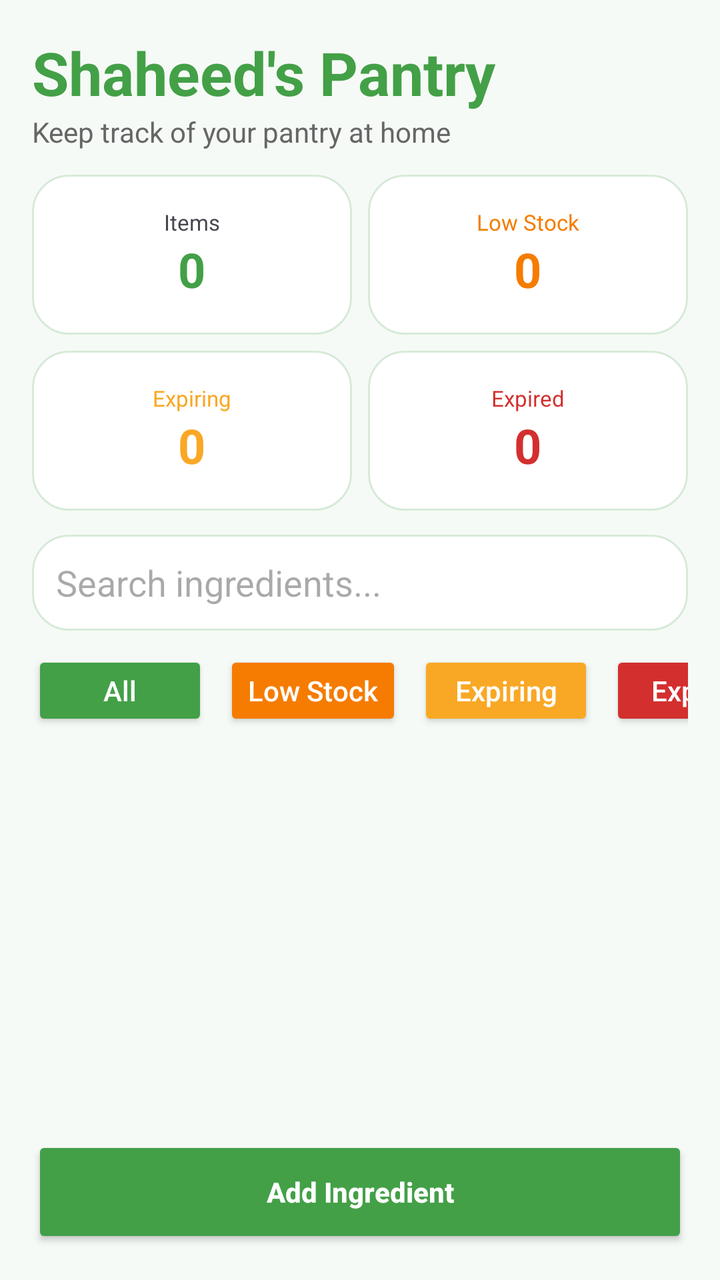
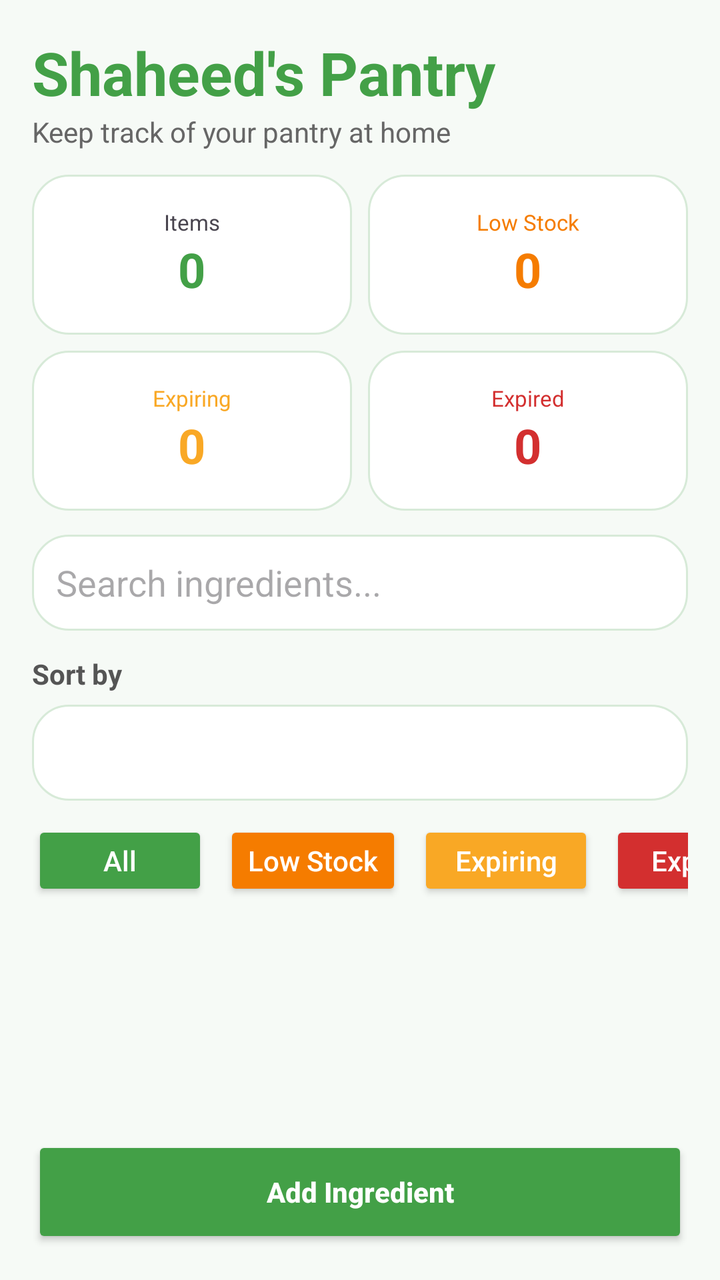

Before-and-after screenshots of an Android layout around one commit, followed by the original layout XML and the change that was made.
<!-- AndroidManifest.xml: application theme Theme.SmartPantryManager -->
<!-- res/layout/activity_main.xml -->
<LinearLayout xmlns:android="http://schemas.android.com/apk/res/android"
    android:layout_width="match_parent"
    android:layout_height="match_parent"
    android:orientation="vertical"
    android:padding="16dp"
    android:background="#F6FAF6">

    <TextView
        android:layout_width="wrap_content"
        android:layout_height="wrap_content"
        android:text="Shaheed's Pantry"
        android:textSize="30sp"
        android:textStyle="bold"
        android:textColor="@color/primaryGreen"/>

    <TextView
        android:layout_width="wrap_content"
        android:layout_height="wrap_content"
        android:text="Keep track of your pantry at home"
        android:textSize="14sp"
        android:textColor="#666666"
        android:layout_marginBottom="12dp"/>

    
    <LinearLayout
        android:layout_width="match_parent"
        android:layout_height="wrap_content"
        android:orientation="horizontal">

        <LinearLayout
            android:layout_width="0dp"
            android:layout_height="80dp"
            android:layout_weight="1"
            android:orientation="vertical"
            android:gravity="center"
            android:background="@drawable/pantry_item_background"
            android:layout_marginEnd="4dp">

            <TextView
                android:layout_width="wrap_content"
                android:layout_height="wrap_content"
                android:text="Items"
                android:textSize="11sp"/>

            <TextView
                android:id="@+id/textTotalItems"
                android:layout_width="wrap_content"
                android:layout_height="wrap_content"
                android:text="0"
                android:textStyle="bold"
                android:textSize="24sp"
                android:textColor="@color/primaryGreen"/>
        </LinearLayout>

        <LinearLayout
            android:layout_width="0dp"
            android:layout_height="80dp"
            android:layout_weight="1"
            android:orientation="vertical"
            android:gravity="center"
            android:background="@drawable/pantry_item_background"
            android:layout_marginStart="4dp">

            <TextView
                android:layout_width="wrap_content"
                android:layout_height="wrap_content"
                android:text="Low Stock"
                android:textSize="11sp"
                android:textColor="#F57C00"/>

            <TextView
                android:id="@+id/textLowStockCount"
                android:layout_width="wrap_content"
                android:layout_height="wrap_content"
                android:text="0"
                android:textStyle="bold"
                android:textSize="24sp"
                android:textColor="#F57C00"/>
        </LinearLayout>

    </LinearLayout>

    <LinearLayout
        android:layout_width="match_parent"
        android:layout_height="wrap_content"
        android:orientation="horizontal"
        android:layout_marginTop="8dp"
        android:layout_marginBottom="12dp">

        <LinearLayout
            android:layout_width="0dp"
            android:layout_height="80dp"
            android:layout_weight="1"
            android:orientation="vertical"
            android:gravity="center"
            android:background="@drawable/pantry_item_background"
            android:layout_marginEnd="4dp">

            <TextView
                android:layout_width="wrap_content"
                android:layout_height="wrap_content"
                android:text="Expiring"
                android:textSize="11sp"
                android:textColor="#F9A825"/>

            <TextView
                android:id="@+id/textExpiringCount"
                android:layout_width="wrap_content"
                android:layout_height="wrap_content"
                android:text="0"
                android:textStyle="bold"
                android:textSize="24sp"
                android:textColor="#F9A825"/>
        </LinearLayout>

        <LinearLayout
            android:layout_width="0dp"
            android:layout_height="80dp"
            android:layout_weight="1"
            android:orientation="vertical"
            android:gravity="center"
            android:background="@drawable/pantry_item_background"
            android:layout_marginStart="4dp">

            <TextView
                android:layout_width="wrap_content"
                android:layout_height="wrap_content"
                android:text="Expired"
                android:textSize="11sp"
                android:textColor="#D32F2F"/>

            <TextView
                android:id="@+id/textExpiredCount"
                android:layout_width="wrap_content"
                android:layout_height="wrap_content"
                android:text="0"
                android:textStyle="bold"
                android:textSize="24sp"
                android:textColor="#D32F2F"/>
        </LinearLayout>

    </LinearLayout>

    
    <EditText
        android:id="@+id/editSearch"
        android:layout_width="match_parent"
        android:layout_height="48dp"
        android:hint="Search ingredients..."
        android:background="@drawable/pantry_item_background"
        android:padding="12dp"
        android:inputType="text"
        android:layout_marginBottom="10dp"/>

    
    <HorizontalScrollView
        android:layout_width="match_parent"
        android:layout_height="wrap_content"
        android:scrollbars="none"
        android:layout_marginBottom="10dp">

        <LinearLayout
            android:layout_width="wrap_content"
            android:layout_height="wrap_content"
            android:orientation="horizontal">

            <Button
                android:id="@+id/buttonAll"
                android:layout_width="wrap_content"
                android:layout_height="40dp"
                android:text="All"
                android:textAllCaps="false"
                android:backgroundTint="@color/primaryGreen"
                android:textColor="@android:color/white"/>

            <Button
                android:id="@+id/buttonLow"
                android:layout_width="wrap_content"
                android:layout_height="40dp"
                android:layout_marginStart="8dp"
                android:text="Low Stock"
                android:textAllCaps="false"
                android:backgroundTint="#F57C00"
                android:textColor="@android:color/white"/>

            <Button
                android:id="@+id/buttonExpiring"
                android:layout_width="wrap_content"
                android:layout_height="40dp"
                android:layout_marginStart="8dp"
                android:text="Expiring"
                android:textAllCaps="false"
                android:backgroundTint="#F9A825"
                android:textColor="@android:color/white"/>

            <Button
                android:id="@+id/buttonExpired"
                android:layout_width="wrap_content"
                android:layout_height="40dp"
                android:layout_marginStart="8dp"
                android:text="Expired"
                android:textAllCaps="false"
                android:backgroundTint="#D32F2F"
                android:textColor="@android:color/white"/>

        </LinearLayout>

    </HorizontalScrollView>

    <androidx.recyclerview.widget.RecyclerView
        android:id="@+id/recyclerViewPantry"
        android:layout_width="match_parent"
        android:layout_height="0dp"
        android:layout_weight="1"/>

    <Button
        android:id="@+id/buttonAdd"
        android:layout_width="match_parent"
        android:layout_height="56dp"
        android:text="Add Ingredient"
        android:textAllCaps="false"
        android:textStyle="bold"
        android:textColor="@android:color/white"
        android:backgroundTint="@color/primaryGreen"
        android:layout_marginTop="8dp"/>

</LinearLayout>
<!-- resources referenced by this layout -->
<resources>
  <color name="primaryGreen">#43A047</color>
  <!-- drawable pantry_item_background (drawable) -->
  <?xml version="1.0" encoding="utf-8"?>
  <shape xmlns:android="http://schemas.android.com/apk/res/android">
  
      <solid android:color="#FFFFFF"/>
  
      <corners android:radius="18dp"/>
  
      <stroke
          android:width="1dp"
          android:color="#D7EAD8"/>
  
      <padding
          android:left="4dp"
          android:top="4dp"
          android:right="4dp"
          android:bottom="4dp"/>
  
  </shape>
  <style name="Theme.SmartPantryManager" parent="Base.Theme.SmartPantryManager" />
  <style name="Base.Theme.SmartPantryManager" parent="Theme.Material3.DayNight.NoActionBar">
          
          
      </style>
</resources>

<!-- the commit's change to res/layout/activity_main.xml (unified diff, before → after) -->
@@ -1,3 +1,4 @@
+<?xml version="1.0" encoding="utf-8"?>
 <LinearLayout xmlns:android="http://schemas.android.com/apk/res/android"
     android:layout_width="match_parent"
     android:layout_height="match_parent"
@@ -31,8 +32,8 @@
             android:layout_width="0dp"
             android:layout_height="80dp"
             android:layout_weight="1"
-            android:orientation="vertical"
-            android:gravity="center"
+            android:gravity="center"
+            android:orientation="vertical"
             android:background="@drawable/pantry_item_background"
             android:layout_marginEnd="4dp">
 
@@ -47,8 +48,8 @@
                 android:layout_width="wrap_content"
                 android:layout_height="wrap_content"
                 android:text="0"
-                android:textStyle="bold"
-                android:textSize="24sp"
+                android:textSize="24sp"
+                android:textStyle="bold"
                 android:textColor="@color/primaryGreen"/>
         </LinearLayout>
 
@@ -56,8 +57,8 @@
             android:layout_width="0dp"
             android:layout_height="80dp"
             android:layout_weight="1"
-            android:orientation="vertical"
-            android:gravity="center"
+            android:gravity="center"
+            android:orientation="vertical"
             android:background="@drawable/pantry_item_background"
             android:layout_marginStart="4dp">
 
@@ -73,11 +74,10 @@
                 android:layout_width="wrap_content"
                 android:layout_height="wrap_content"
                 android:text="0"
-                android:textStyle="bold"
-                android:textSize="24sp"
+                android:textSize="24sp"
+                android:textStyle="bold"
                 android:textColor="#F57C00"/>
         </LinearLayout>
-
     </LinearLayout>
 
     <LinearLayout
@@ -91,8 +91,8 @@
             android:layout_width="0dp"
             android:layout_height="80dp"
             android:layout_weight="1"
-            android:orientation="vertical"
-            android:gravity="center"
+            android:gravity="center"
+            android:orientation="vertical"
             android:background="@drawable/pantry_item_background"
             android:layout_marginEnd="4dp">
 
@@ -108,8 +108,8 @@
                 android:layout_width="wrap_content"
                 android:layout_height="wrap_content"
                 android:text="0"
-                android:textStyle="bold"
-                android:textSize="24sp"
+                android:textSize="24sp"
+                android:textStyle="bold"
                 android:textColor="#F9A825"/>
         </LinearLayout>
 
@@ -117,8 +117,8 @@
             android:layout_width="0dp"
             android:layout_height="80dp"
             android:layout_weight="1"
-            android:orientation="vertical"
-            android:gravity="center"
+            android:gravity="center"
+            android:orientation="vertical"
             android:background="@drawable/pantry_item_background"
             android:layout_marginStart="4dp">
 
@@ -134,11 +134,10 @@
                 android:layout_width="wrap_content"
                 android:layout_height="wrap_content"
                 android:text="0"
-                android:textStyle="bold"
-                android:textSize="24sp"
+                android:textSize="24sp"
+                android:textStyle="bold"
                 android:textColor="#D32F2F"/>
         </LinearLayout>
-
     </LinearLayout>
 
     
@@ -147,16 +146,31 @@
         android:layout_width="match_parent"
         android:layout_height="48dp"
         android:hint="Search ingredients..."
-        android:background="@drawable/pantry_item_background"
         android:padding="12dp"
-        android:inputType="text"
-        android:layout_marginBottom="10dp"/>
+        android:background="@drawable/pantry_item_background"/>
+
+    
+    <TextView
+        android:layout_width="wrap_content"
+        android:layout_height="wrap_content"
+        android:text="Sort by"
+        android:textStyle="bold"
+        android:textColor="#555555"
+        android:layout_marginTop="12dp"
+        android:layout_marginBottom="6dp"/>
+
+    <Spinner
+        android:id="@+id/spinnerSort"
+        android:layout_width="match_parent"
+        android:layout_height="48dp"
+        android:background="@drawable/pantry_item_background"/>
 
     
     <HorizontalScrollView
         android:layout_width="match_parent"
         android:layout_height="wrap_content"
         android:scrollbars="none"
+        android:layout_marginTop="10dp"
         android:layout_marginBottom="10dp">
 
         <LinearLayout
@@ -202,9 +216,7 @@
                 android:textAllCaps="false"
                 android:backgroundTint="#D32F2F"
                 android:textColor="@android:color/white"/>
-
-        </LinearLayout>
-
+        </LinearLayout>
     </HorizontalScrollView>
 
     <androidx.recyclerview.widget.RecyclerView
@@ -223,5 +235,4 @@
         android:textColor="@android:color/white"
         android:backgroundTint="@color/primaryGreen"
         android:layout_marginTop="8dp"/>
-
 </LinearLayout>
